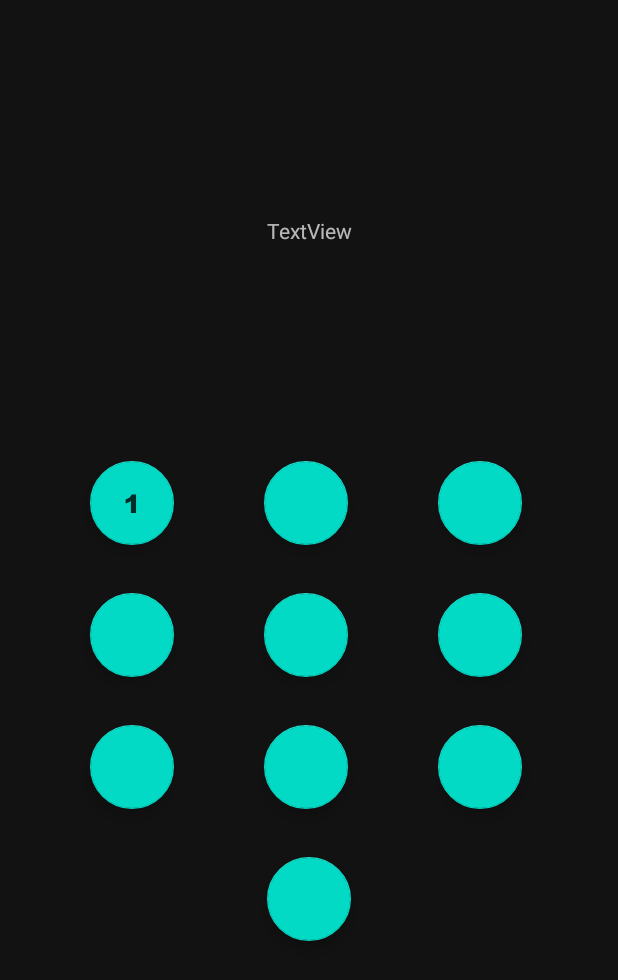
After one commit to ahmedeladl00/health-app, an Android app: the DigitalSpanActivity screen opened directly, with no data from a screen before it, on a phone screen of 412 x 824 dp. The commit adds this screen. Shown: the top 980 px of the screen. Run offline under Robolectric (Android 15) with nearby library versions, the phone set to English and light mode, and no system bars.

Commit message:
Reproduction  for the digital spaniing task desing

```diff
--- a/app/src/main/AndroidManifest.xml
+++ b/app/src/main/AndroidManifest.xml
@@ -12,6 +12,9 @@
         android:supportsRtl="true"
         android:theme="@style/AppTheme"
         tools:targetApi="31">
+        <activity
+            android:name=".DigitalSpanActivity"
+            android:exported="false" />
         <activity
             android:name=".QuestionsActivity"
             android:exported="false" />
--- /dev/null
+++ b/app/src/main/java/com/example/jien/DigitalSpanActivity.java
@@ -0,0 +1,14 @@
+package com.example.jien;
+
+import androidx.appcompat.app.AppCompatActivity;
+
+import android.os.Bundle;
+
+public class DigitalSpanActivity extends AppCompatActivity {
+
+    @Override
+    protected void onCreate(Bundle savedInstanceState) {
+        super.onCreate(savedInstanceState);
+        setContentView(R.layout.activity_digital_span);
+    }
+}
--- /dev/null
+++ b/app/src/main/res/drawable-anydpi/ic_1.xml
@@ -0,0 +1,16 @@
+<?xml version="1.0" encoding="utf-8"?>
+<vector xmlns:android="http://schemas.android.com/apk/res/android"
+    android:width="24dp"
+    android:height="24dp"
+    android:viewportWidth="96"
+    android:viewportHeight="203.0625"
+    android:tint="#FFFFFF">
+  <group android:scaleX="0.47276086"
+      android:translateX="25.30748">
+    <group android:translateY="158.48438">
+      <path android:pathData="M70.8125,-104.84375L70.8125,-0L41.84375,-0L41.84375,-68.703125Q34.8125,-63.359375,28.234375,-60.046875Q21.65625,-56.75,11.75,-53.71875L11.75,-77.203125Q26.375,-81.921875,34.453125,-88.53125Q42.546875,-95.140625,47.109375,-104.84375L70.8125,-104.84375Z"
+          android:fillColor="#000000"
+          android:fillAlpha="0.8"/>
+    </group>
+  </group>
+</vector>
--- /dev/null
+++ b/app/src/main/res/layout/activity_digital_span.xml
@@ -0,0 +1,128 @@
+<?xml version="1.0" encoding="utf-8"?>
+<androidx.constraintlayout.widget.ConstraintLayout xmlns:android="http://schemas.android.com/apk/res/android"
+    xmlns:app="http://schemas.android.com/apk/res-auto"
+    xmlns:tools="http://schemas.android.com/tools"
+    android:layout_width="match_parent"
+    android:layout_height="match_parent"
+    tools:context=".DigitalSpanActivity">
+
+    <com.google.android.material.floatingactionbutton.FloatingActionButton
+        android:id="@+id/digi1"
+        android:layout_width="wrap_content"
+        android:layout_height="wrap_content"
+        app:layout_constraintBottom_toBottomOf="parent"
+        app:layout_constraintStart_toStartOf="parent"
+        app:layout_constraintTop_toTopOf="parent"
+        app:layout_constraintVertical_bias="0.4"
+        android:layout_marginLeft="60dp"
+        android:src="@drawable/ic_1"/>
+
+    <com.google.android.material.floatingactionbutton.FloatingActionButton
+        android:id="@+id/digi2"
+        android:layout_width="wrap_content"
+        android:layout_height="wrap_content"
+        app:layout_constraintBottom_toBottomOf="parent"
+        app:layout_constraintStart_toEndOf="@id/digi1"
+        app:layout_constraintTop_toTopOf="parent"
+        app:layout_constraintVertical_bias="0.4"
+        android:layout_marginLeft="60dp"/>
+
+    <com.google.android.material.floatingactionbutton.FloatingActionButton
+        android:id="@+id/digi3"
+        android:layout_width="wrap_content"
+        android:layout_height="wrap_content"
+        app:layout_constraintBottom_toBottomOf="parent"
+        app:layout_constraintStart_toEndOf="@id/digi2"
+        app:layout_constraintTop_toTopOf="parent"
+        app:layout_constraintVertical_bias="0.4"
+        android:layout_marginLeft="60dp"/>
+
+    <com.google.android.material.floatingactionbutton.FloatingActionButton
+        android:id="@+id/digi4"
+        android:layout_width="wrap_content"
+        android:layout_height="wrap_content"
+        android:layout_marginLeft="60dp"
+        android:layout_marginTop="32dp"
+        app:layout_constraintBottom_toBottomOf="parent"
+        app:layout_constraintStart_toStartOf="parent"
+        app:layout_constraintTop_toBottomOf="@+id/digi1"
+        app:layout_constraintVertical_bias="0.0" />
+
+    <com.google.android.material.floatingactionbutton.FloatingActionButton
+        android:id="@+id/digi5"
+        android:layout_width="wrap_content"
+        android:layout_height="wrap_content"
+        android:layout_marginLeft="60dp"
+        android:layout_marginTop="32dp"
+        app:layout_constraintBottom_toBottomOf="parent"
+        app:layout_constraintStart_toEndOf="@+id/digi4"
+        app:layout_constraintTop_toBottomOf="@+id/digi2"
+        app:layout_constraintVertical_bias="0.0" />
+
+    <com.google.android.material.floatingactionbutton.FloatingActionButton
+        android:id="@+id/digi6"
+        android:layout_width="wrap_content"
+        android:layout_height="wrap_content"
+        android:layout_marginLeft="60dp"
+        android:layout_marginTop="32dp"
+        app:layout_constraintBottom_toBottomOf="parent"
+        app:layout_constraintStart_toEndOf="@+id/digi5"
+        app:layout_constraintTop_toBottomOf="@+id/digi3"
+        app:layout_constraintVertical_bias="0.0" />
+
+    <com.google.android.material.floatingactionbutton.FloatingActionButton
+        android:id="@+id/digi7"
+        android:layout_width="wrap_content"
+        android:layout_height="wrap_content"
+        android:layout_marginLeft="60dp"
+        android:layout_marginTop="32dp"
+        app:layout_constraintBottom_toBottomOf="parent"
+        app:layout_constraintStart_toStartOf="parent"
+        app:layout_constraintTop_toBottomOf="@+id/digi4"
+        app:layout_constraintVertical_bias="0.0" />
+
+    <com.google.android.material.floatingactionbutton.FloatingActionButton
+        android:id="@+id/digi8"
+        android:layout_width="wrap_content"
+        android:layout_height="wrap_content"
+        android:layout_marginLeft="60dp"
+        android:layout_marginTop="32dp"
+        app:layout_constraintBottom_toBottomOf="parent"
+        app:layout_constraintStart_toEndOf="@+id/digi7"
+        app:layout_constraintTop_toBottomOf="@+id/digi5"
+        app:layout_constraintVertical_bias="0.0" />
+
+    <com.google.android.material.floatingactionbutton.FloatingActionButton
+        android:id="@+id/digi9"
+        android:layout_width="wrap_content"
+        android:layout_height="wrap_content"
+        android:layout_marginLeft="60dp"
+        android:layout_marginTop="32dp"
+        app:layout_constraintBottom_toBottomOf="parent"
+        app:layout_constraintStart_toEndOf="@+id/digi8"
+        app:layout_constraintTop_toBottomOf="@+id/digi6"
+        app:layout_constraintVertical_bias="0.0" />
+
+    <com.google.android.material.floatingactionbutton.FloatingActionButton
+        android:id="@+id/digi0"
+        android:layout_width="wrap_content"
+        android:layout_height="wrap_content"
+        android:layout_marginTop="32dp"
+        app:layout_constraintBottom_toBottomOf="parent"
+        app:layout_constraintEnd_toEndOf="parent"
+        app:layout_constraintStart_toStartOf="parent"
+        app:layout_constraintTop_toBottomOf="@+id/digi8"
+        app:layout_constraintVertical_bias="0.0" />
+
+    <TextView
+        android:id="@+id/textView3"
+        android:layout_width="wrap_content"
+        android:layout_height="wrap_content"
+        android:text="TextView"
+        app:layout_constraintBottom_toTopOf="@+id/digi2"
+        app:layout_constraintEnd_toEndOf="parent"
+        app:layout_constraintStart_toStartOf="parent"
+        app:layout_constraintTop_toTopOf="parent" />
+
+
+</androidx.constraintlayout.widget.ConstraintLayout>
```
Also changed, not shown: app/src/main/java/com/example/jien/QuestionsActivity.java (+0 -21 lines), app/src/main/res/drawable-hdpi/ic_1.png (added), app/src/main/res/drawable-mdpi/ic_1.png (added), app/src/main/res/drawable-xhdpi/ic_1.png (added), app/src/main/res/drawable-xxhdpi/ic_1.png (added).
